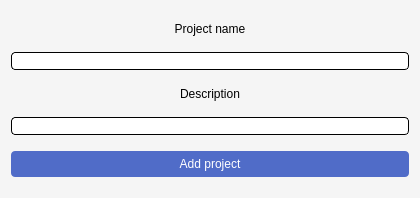
Qt form client/include/add_project.ui (cowboymalboro1884/MessLess) before a commit.
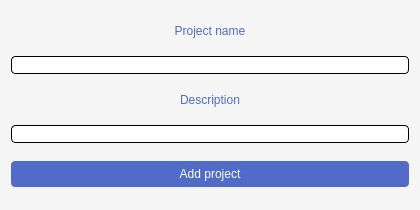
The same form after that commit.

```diff
--- a/client/include/add_project.ui
+++ b/client/include/add_project.ui
@@ -7,7 +7,7 @@
     <x>0</x>
     <y>0</y>
     <width>420</width>
-    <height>198</height>
+    <height>210</height>
    </rect>
   </property>
   <property name="windowTitle">
@@ -27,7 +27,8 @@
       </size>
      </property>
      <property name="styleSheet">
-      <string notr="true">font: 63 8pt &quot;Yu Gothic UI Semibold&quot;;</string>
+      <string notr="true">color: rgb(80, 108, 200);
+font: 87 10pt &quot;Arial Black&quot;;</string>
      </property>
      <property name="text">
       <string>Project name</string>
@@ -78,7 +79,8 @@
       </size>
      </property>
      <property name="styleSheet">
-      <string notr="true">font: 63 8pt &quot;Yu Gothic UI Semibold&quot;;</string>
+      <string notr="true">color: rgb(80, 108, 200);
+font: 87 10pt &quot;Arial Black&quot;;</string>
      </property>
      <property name="text">
       <string>Description</string>
```
